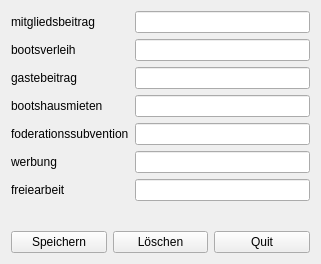
Qt form einkommen/einkommendialog.ui (pmgyambol/rowingclub) before a commit.
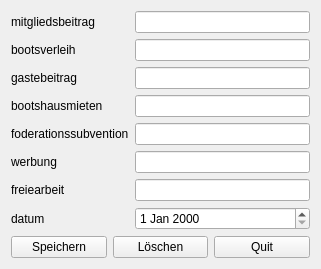
The same form after that commit.

Patch:
```diff
--- a/einkommen/einkommendialog.ui
+++ b/einkommen/einkommendialog.ui
@@ -86,6 +86,16 @@
      <item row="6" column="1">
       <widget class="QLineEdit" name="freiearbeitLineEdit"/>
      </item>
+     <item row="7" column="1">
+      <widget class="QDateEdit" name="datumDateEdit"/>
+     </item>
+     <item row="7" column="0">
+      <widget class="QLabel" name="datumLabel">
+       <property name="text">
+        <string>datum</string>
+       </property>
+      </widget>
+     </item>
     </layout>
    </item>
    <item>
```
